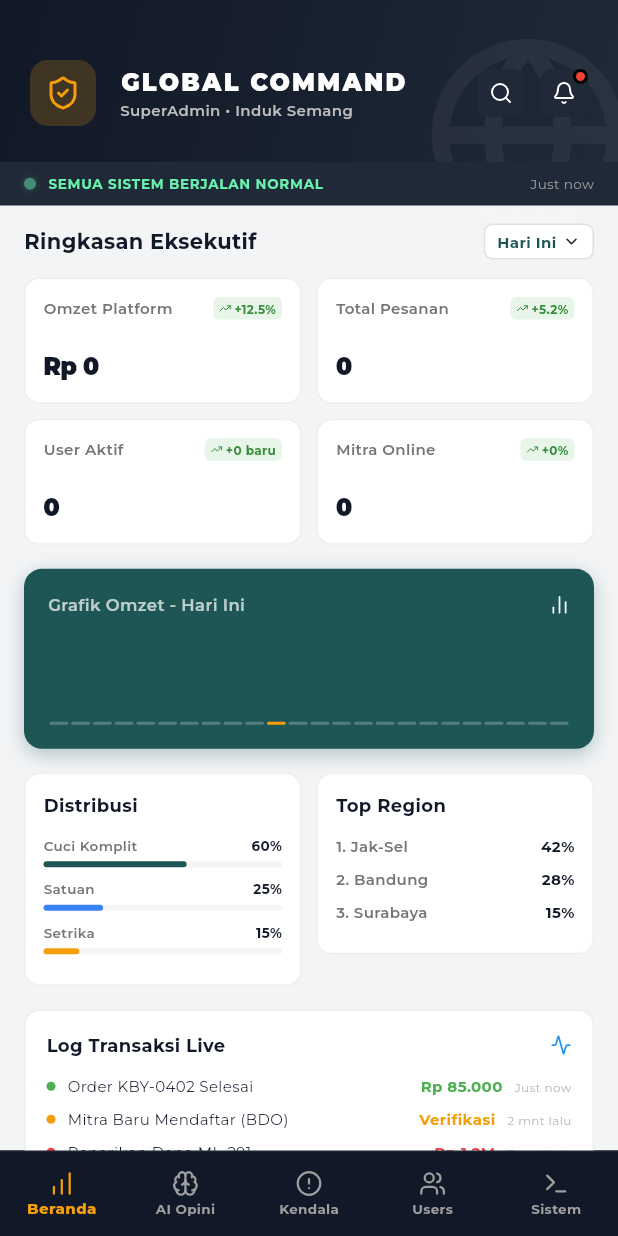
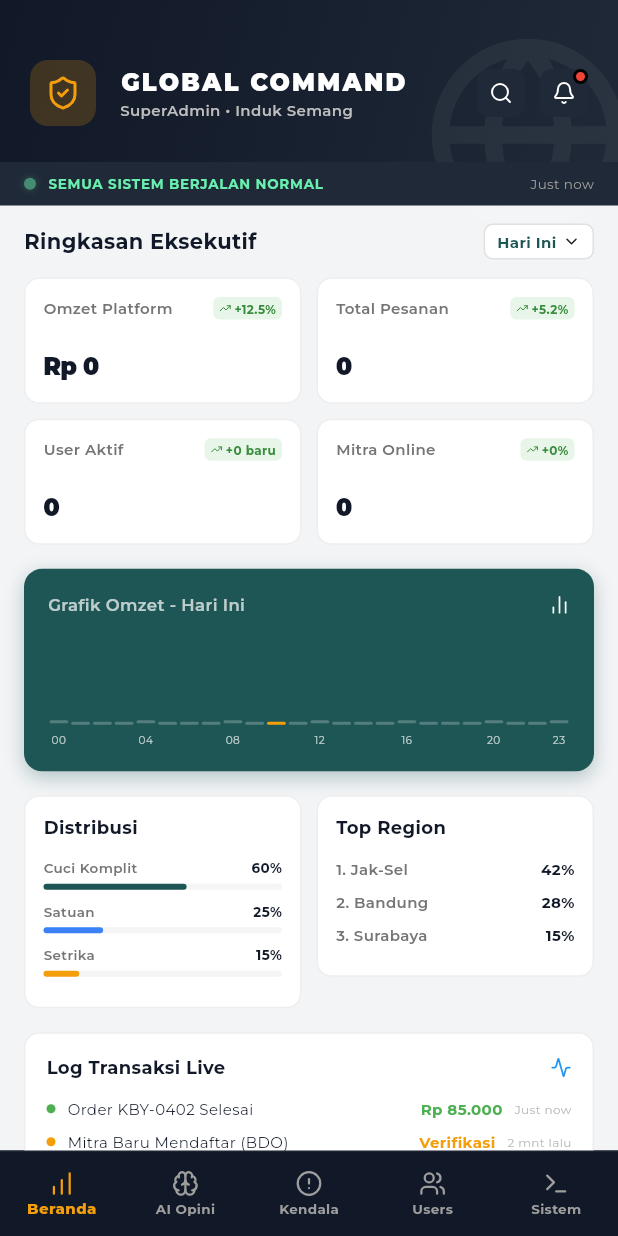
Before and after one commit to nyutjimanagement-source/nyutji-frontend, a Flutter app: the AdminMainScreen screen opened by its route, on a phone screen of 412 x 824 dp. Run offline on Flutter 3.47's test engine with Material 3 defaults, Android fonts, the phone set to English and light mode, and no system bars; our stand-ins replace cached_network_image, dio, flutter_image_compress, flutter_map, geolocator, google_fonts and 4 more; accounts and stored records are empty; network calls fail; project files that could hold a hidden picture were left out.

Commit message:
feat: add dynamic bottom margin and x-axis chart labels in admin_main_screen.dart

```diff
--- a/lib/features/admin_ad/screens/admin_main_screen.dart
+++ b/lib/features/admin_ad/screens/admin_main_screen.dart
@@ -170,8 +170,10 @@ class _AdminMainScreenState extends State<AdminMainScreen> with SingleTickerProv
     showModalBottomSheet(
       context: context,
       shape: const RoundedRectangleBorder(borderRadius: BorderRadius.vertical(top: Radius.circular(20))),
-      builder: (context) {
-        return SafeArea(
+      builder: (ctx) {
+        final bottomPadding = MediaQuery.of(ctx).padding.bottom;
+        return Container(
+          padding: EdgeInsets.only(bottom: bottomPadding > 0 ? bottomPadding : 16, top: 8),
           child: Column(
             mainAxisSize: MainAxisSize.min,
             children: ["Hari Ini", "Bulanan", "Tahunan"].map((String choice) {
@@ -180,7 +182,7 @@ class _AdminMainScreenState extends State<AdminMainScreen> with SingleTickerProv
                 trailing: selectedPeriod == choice ? const Icon(LucideIcons.check, color: Color(0xFF1E5655)) : null,
                 onTap: () {
                   setState(() => selectedPeriod = choice);
-                  Navigator.pop(context);
+                  Navigator.pop(ctx);
                 },
               );
             }).toList(),
@@ -646,7 +648,7 @@ class _AdminMainScreenState extends State<AdminMainScreen> with SingleTickerProv
     return Padding(
       padding: const EdgeInsets.symmetric(horizontal: 16),
       child: Container(
-        height: 120,
+        height: 135,
         padding: const EdgeInsets.all(16),
         decoration: BoxDecoration(color: primaryTeal, borderRadius: BorderRadius.circular(12), boxShadow: [BoxShadow(color: primaryTeal.withValues(alpha: 0.3), blurRadius: 10, offset: const Offset(0, 4))]),
         child: Column(
@@ -668,15 +670,37 @@ class _AdminMainScreenState extends State<AdminMainScreen> with SingleTickerProv
                 final barHeight = heightRatio * 50; // Max height 50
 
                 bool isCurrent = false;
-                if (selectedPeriod == "Hari Ini") isCurrent = index == now.hour;
-                if (selectedPeriod == "Bulanan") isCurrent = index == (now.day - 1);
-                if (selectedPeriod == "Tahunan") isCurrent = index == (now.month - 1);
+                String label = "";
+                if (selectedPeriod == "Hari Ini") {
+                  isCurrent = index == now.hour;
+                  if (index % 4 == 0 || index == 23) label = index.toString().padLeft(2, '0');
+                } else if (selectedPeriod == "Bulanan") {
+                  isCurrent = index == (now.day - 1);
+                  if ((index + 1) % 5 == 0 || index == 0 || index == expectedLength - 1) label = (index + 1).toString();
+                } else if (selectedPeriod == "Tahunan") {
+                  isCurrent = index == (now.month - 1);
+                  const months = ["Jan", "Feb", "Mar", "Apr", "Mei", "Jun", "Jul", "Ags", "Sep", "Okt", "Nov", "Des"];
+                  label = months[index];
+                }
 
                 return Expanded(
-                  child: Container(
-                    margin: const EdgeInsets.symmetric(horizontal: 1),
-                    height: barHeight == 0 ? 2 : barHeight,
-                    decoration: BoxDecoration(color: isCurrent ? accentGold : Colors.white24, borderRadius: BorderRadius.circular(2)),
+                  child: Column(
+                    mainAxisAlignment: MainAxisAlignment.end,
+                    children: [
+                      Container(
+                        margin: const EdgeInsets.symmetric(horizontal: 1),
+                        height: barHeight == 0 ? 2 : barHeight,
+                        decoration: BoxDecoration(color: isCurrent ? accentGold : Colors.white24, borderRadius: BorderRadius.circular(2)),
+                      ),
+                      const SizedBox(height: 6),
+                      Text(
+                        label,
+                        style: GoogleFonts.montserrat(fontSize: 7, color: Colors.white70, fontWeight: isCurrent ? FontWeight.bold : FontWeight.normal),
+                        maxLines: 1,
+                        overflow: TextOverflow.visible,
+                        textAlign: TextAlign.center,
+                      ),
+                    ],
                   ),
                 );
               }),
```
